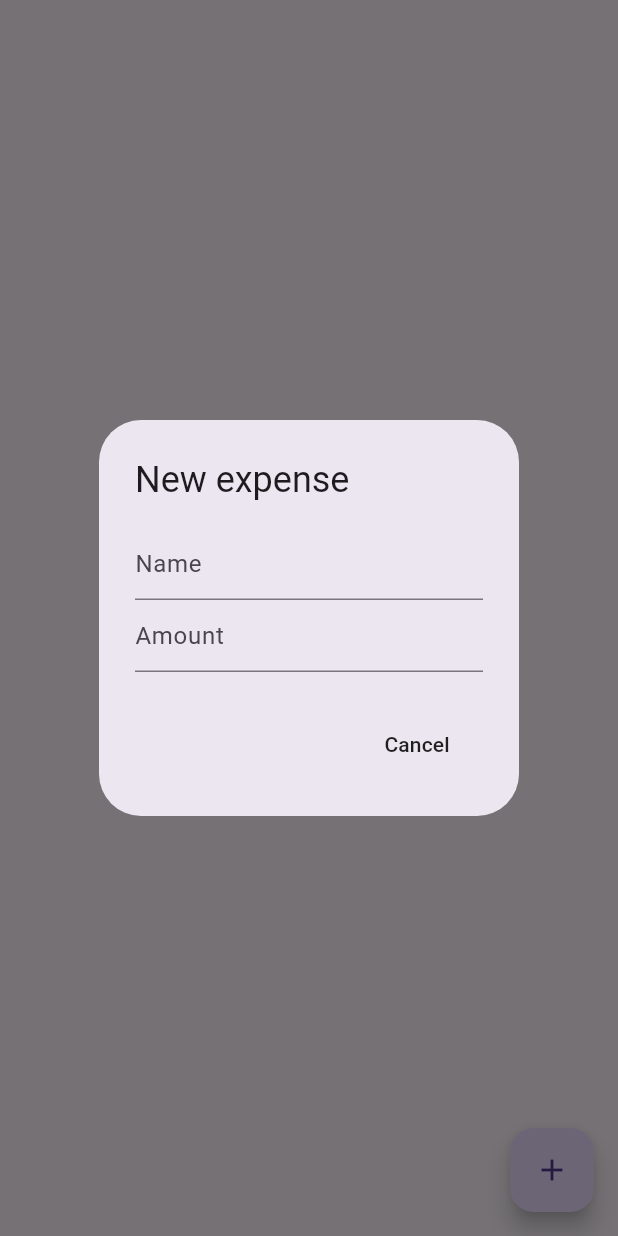
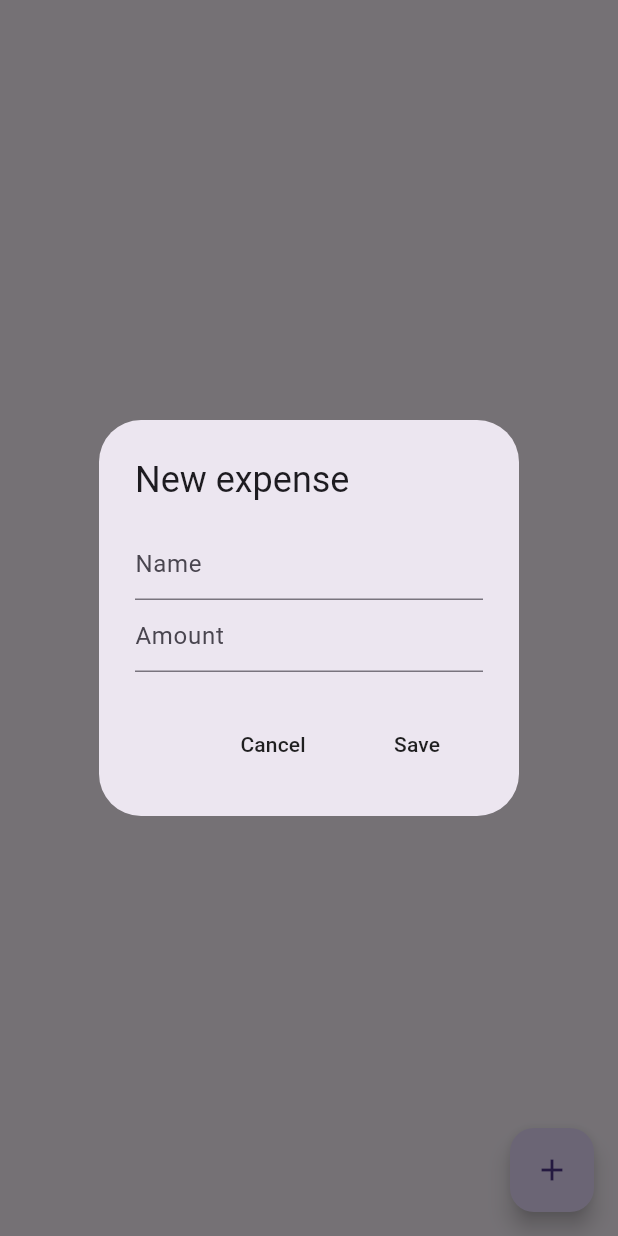
Before and after one commit to thales-vicente/expense-tracker, a Flutter app: the screen it shows after launch, after a tap on the "add" icon, on a phone screen of 412 x 824 dp. Run offline on Flutter 3.47's test engine with Material 3 defaults, Android fonts, the phone set to English and light mode, and no system bars; our stand-ins replace isar; accounts and stored records are empty; generated files the repository leaves out were written again.

Commit message:
basic CRUD (Create, Read, Update, Delete) operations for managing expenses

```diff
--- a/lib/pages/home_page.dart
+++ b/lib/pages/home_page.dart
@@ -1,5 +1,8 @@
+import 'package:expense_tracker/database/expense_database.dart';
+import 'package:expense_tracker/helper/helper_functions.dart';
 import 'package:expense_tracker/models/expense.dart';
 import 'package:flutter/material.dart';
+import 'package:provider/provider.dart';
 
 class HomePage extends StatefulWidget {
   const HomePage({super.key});
@@ -13,13 +16,18 @@ class _HomePageState extends State<HomePage> {
   TextEditingController nameController = TextEditingController();
   TextEditingController amountController = TextEditingController();
 
+  @override
+  void initState() {
+    Provider.of<ExpenseDatabase>(context, listen: false).readExpenses();
+    super.initState();
+  }
+
   // TODO void open new expense box
   void openNewExpenseBox() {
     showDialog(
       context: context,
       builder:
-          (context) =>
-          AlertDialog(
+          (context) => AlertDialog(
             title: Text("New expense"),
             content: Column(
               mainAxisSize: MainAxisSize.min,
@@ -42,6 +50,7 @@ class _HomePageState extends State<HomePage> {
               _cancelButton(),
 
               // TODO save button
+              _createNewExpenseButton(),
             ],
           ),
     );
@@ -49,10 +58,26 @@ class _HomePageState extends State<HomePage> {
 
   @override
   Widget build(BuildContext context) {
-    return Scaffold(
+    return Consumer<ExpenseDatabase>(
+      builder:
+          (context, value, child) => Scaffold(
             floatingActionButton: FloatingActionButton(
               onPressed: openNewExpenseBox,
               child: const Icon(Icons.add),
+            ),
+            body: ListView.builder(
+              itemCount: value.allExpense.length,
+              itemBuilder: (context, index) {
+                // TODO get individual expense
+                Expense individualExpense = value.allExpense[index];
+
+                // TODO return list title UI
+                return ListTile(
+                  title: Text(individualExpense.name),
+                  trailing: Text(individualExpense.amount.toString()),
+                );
+              },
+            ),
           ),
     );
   }
@@ -75,7 +100,7 @@ class _HomePageState extends State<HomePage> {
   // TODO save button -> Create new expense
   Widget _createNewExpenseButton() {
     return MaterialButton(
-      onPressed: () {
+      onPressed: () async {
         // TODO only save if there is something in the textfield to save
         if (nameController.text.isNotEmpty &&
             amountController.text.isNotEmpty) {
@@ -85,9 +110,16 @@ class _HomePageState extends State<HomePage> {
           // TODO create new expense
           Expense newExpense = Expense(
             name: nameController.text,
-              amount: amountController.text,
+            amount: convertStringToDouble(amountController.text),
             date: DateTime.now(),
           );
+
+          // TODO save to db
+          await context.read<ExpenseDatabase>().createNewExpense(newExpense);
+
+          // TODO clear controllers
+          nameController.clear();
+          amountController.clear();
         }
       },
       child: const Text('Save'),
```
Lines whose indentation alone changed are shown as unchanged.
